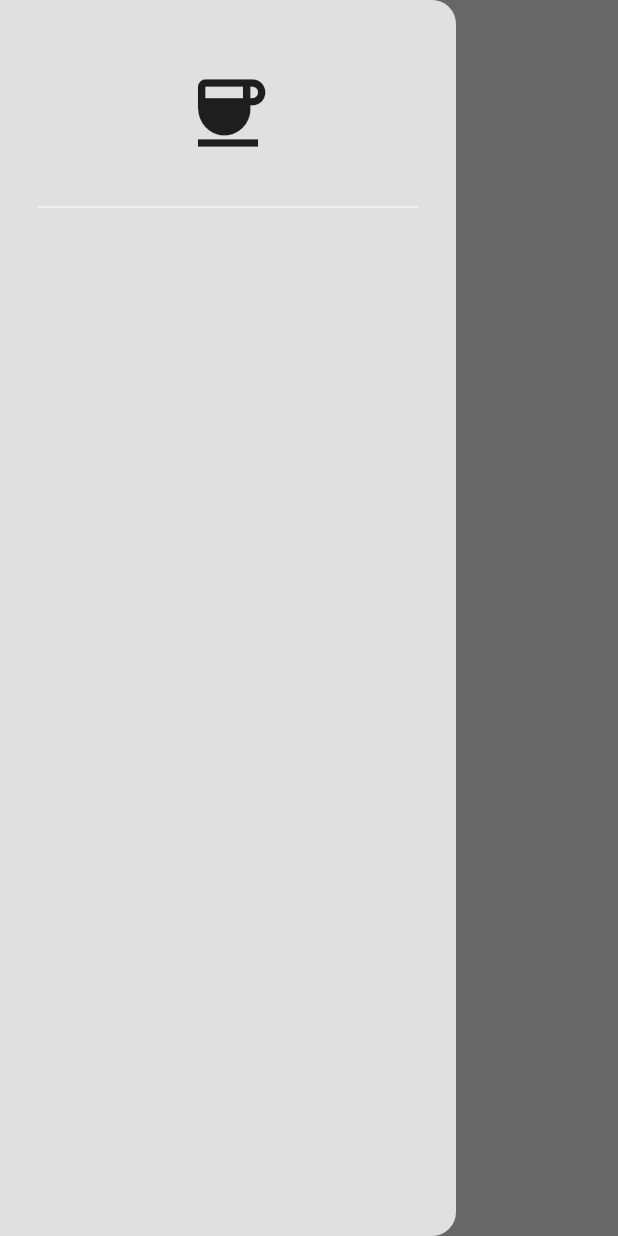
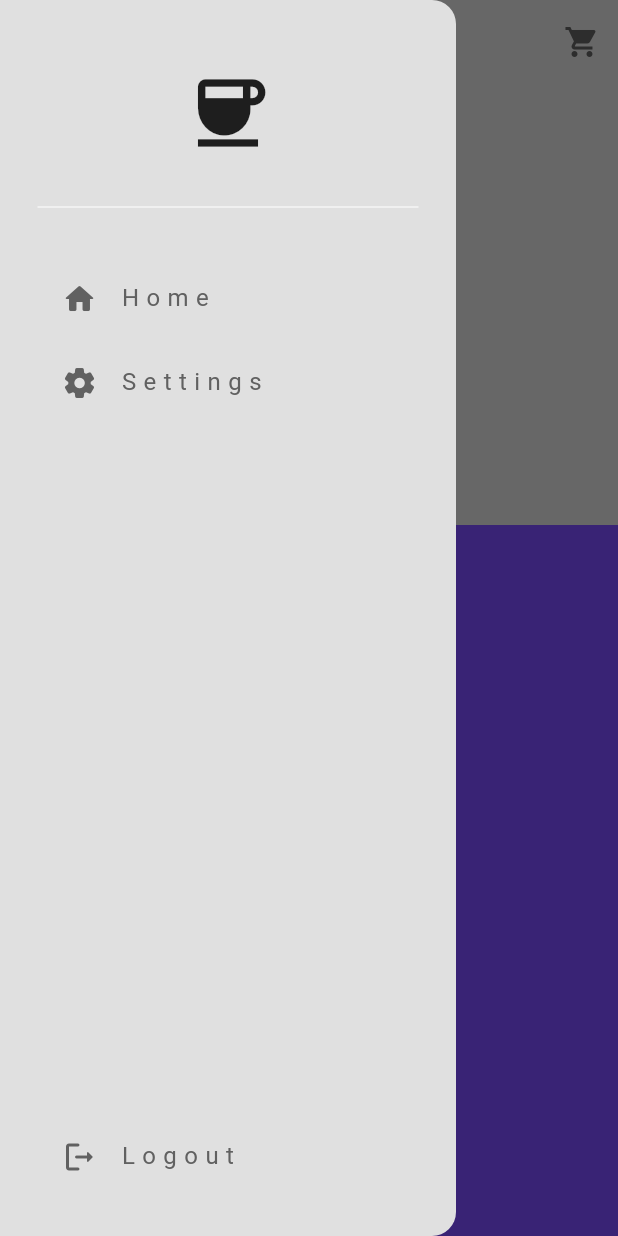
Before and after one commit to RajrupDasid/coffee_shop_app, a Flutter app: the Homepage screen opened directly, with the side drawer open, on a phone screen of 412 x 824 dp. Run offline on Flutter 3.47's test engine with Material 3 defaults, Android fonts, the phone set to English and light mode, and no system bars.

Commit message:
some more components hasbeen added
some fixes hasbeen applied

some general improvements added

Signed-off-by: RajrupDasid <rajrupofficialid@protonmail.com>

```diff
--- a/lib/components/drawer_tile.dart
+++ b/lib/components/drawer_tile.dart
@@ -9,7 +9,9 @@ class DrawerTile extends StatelessWidget {
 
   @override
   Widget build(BuildContext context) {
-    return ListTile(
+    return Padding(
+      padding: const EdgeInsets.only(left: 25.0),
+      child: ListTile(
         title: Text(
           text,
           style: TextStyle(color: Theme.of(context).colorScheme.inversePrimary),
@@ -19,6 +21,7 @@ class DrawerTile extends StatelessWidget {
           color: Theme.of(context).colorScheme.inversePrimary,
         ),
         onTap: onTap,
+      ),
     );
   }
 }
--- a/lib/components/sidedrawer.dart
+++ b/lib/components/sidedrawer.dart
@@ -1,3 +1,5 @@
+import 'package:coffeeshopapp/components/drawer_tile.dart';
+import 'package:coffeeshopapp/pages/settings_page.dart';
 import 'package:flutter/material.dart';
 
 class Sidedrawer extends StatelessWidget {
@@ -22,13 +24,38 @@ class Sidedrawer extends StatelessWidget {
             child: Divider(
               color: Theme.of(context).colorScheme.secondary,
             ),
-          )
+          ),
 
           //home list title
+          DrawerTile(
+            text: "H o m e",
+            icon: Icons.home_rounded,
+            onTap: () => Navigator.pop(context),
+          ),
 
           //settings list title
+          DrawerTile(
+              text: "S e t t i n g s",
+              icon: Icons.settings_rounded,
+              onTap: () {
+                Navigator.pop(context);
+                Navigator.push(
+                    context,
+                    MaterialPageRoute(
+                        builder: (context) => const SettingsPage()));
+              }),
 
+          const Spacer(),
           //logging out
+          DrawerTile(
+            text: "L o g o u t",
+            icon: Icons.logout_rounded,
+            onTap: () => {},
+          ),
+
+          const SizedBox(
+            height: 25,
+          )
         ],
       ),
     );
--- a/lib/pages/HomePage.dart
+++ b/lib/pages/HomePage.dart
@@ -1,3 +1,4 @@
+import 'package:coffeeshopapp/components/my_silver_app_bar.dart';
 import 'package:coffeeshopapp/components/sidedrawer.dart';
 import 'package:flutter/material.dart';
 
@@ -12,10 +13,21 @@ class _HomepageState extends State<Homepage> {
   @override
   Widget build(BuildContext context) {
     return Scaffold(
-      appBar: AppBar(
-        title: const Text("Home"),
+      drawer: const Sidedrawer(),
+      body: NestedScrollView(
+        headerSliverBuilder: (context, innerBoxIsScrolled) => [
+          const MySilverAppBar(
+            title: Text("data"),
+            child: Column(
+              mainAxisAlignment: MainAxisAlignment.end,
+              children: [Text("LOOL")],
+            ),
+          ),
+        ],
+        body: Container(
+          color: Colors.deepPurpleAccent,
+        ),
       ),
-      drawer: Sidedrawer(),
     );
   }
 }
```
Also changed, not shown: lib/components/my_silver_app_bar.dart (added, +34 -0 lines), lib/pages/settings_page.dart (added, +58 -0 lines). Lines whose indentation alone changed are shown as unchanged.
